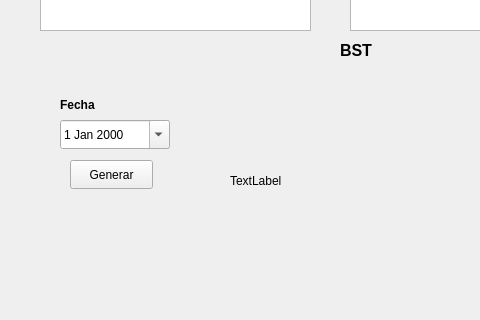
Old version of the form Proyecto_Fase3/Fase3/widgetreportuser.ui in the repository MReyes09/-EDD-Proyectos_202202233; both pictures show x 0 to 480 and y 130 to 450 of the 730 by 450 pixel window.
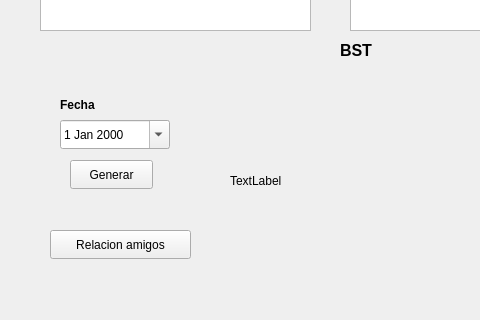
New version of the form.

Diff of the .ui file:
```diff
--- a/Proyecto_Fase3/Fase3/widgetreportuser.ui
+++ b/Proyecto_Fase3/Fase3/widgetreportuser.ui
@@ -149,6 +149,19 @@
     <string>TextLabel</string>
    </property>
   </widget>
+  <widget class="QPushButton" name="pushButton_2">
+   <property name="geometry">
+    <rect>
+     <x>50</x>
+     <y>360</y>
+     <width>141</width>
+     <height>29</height>
+    </rect>
+   </property>
+   <property name="text">
+    <string>Relacion amigos</string>
+   </property>
+  </widget>
  </widget>
  <resources/>
  <connections/>
```
